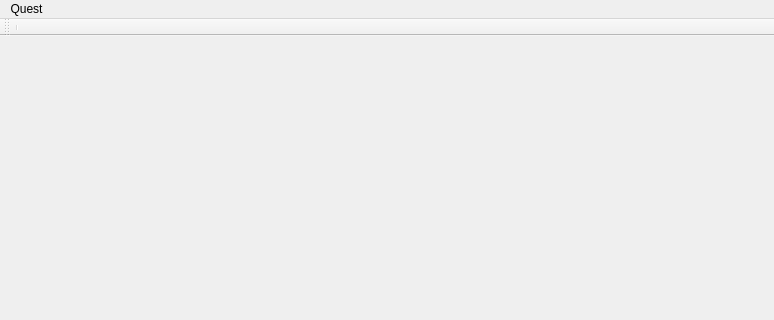
ObKo/OpenSR, file tools/QuestPlayer/PlayerWindow.ui: the form before one commit; both pictures show x 0 to 774 and y 0 to 320 of the 774 by 520 pixel window.
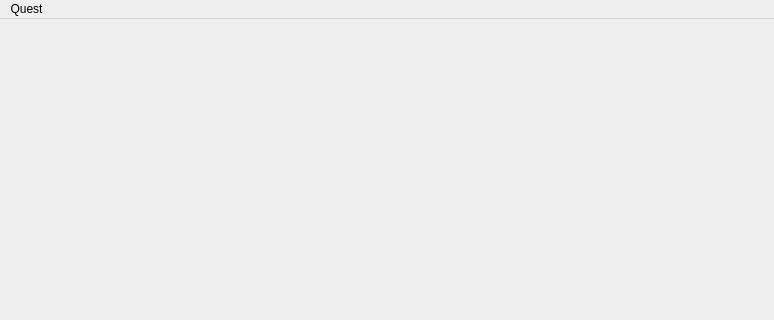
The form after the commit.

Commit message: QuestPlayer is finished. Requires deeper testing.

```diff
--- a/tools/QuestPlayer/PlayerWindow.ui
+++ b/tools/QuestPlayer/PlayerWindow.ui
@@ -103,18 +103,6 @@
    <addaction name="menuQuest"/>
   </widget>
   <widget class="QStatusBar" name="statusbar"/>
-  <widget class="QToolBar" name="toolBar">
-   <property name="windowTitle">
-    <string>toolBar</string>
-   </property>
-   <attribute name="toolBarArea">
-    <enum>TopToolBarArea</enum>
-   </attribute>
-   <attribute name="toolBarBreak">
-    <bool>false</bool>
-   </attribute>
-   <addaction name="separator"/>
-  </widget>
   <action name="actionOpen">
    <property name="text">
     <string>Open</string>
```
Left out of the diff: 4 changed lines with no effect on the pictures. The commit also changes 5 other files.
